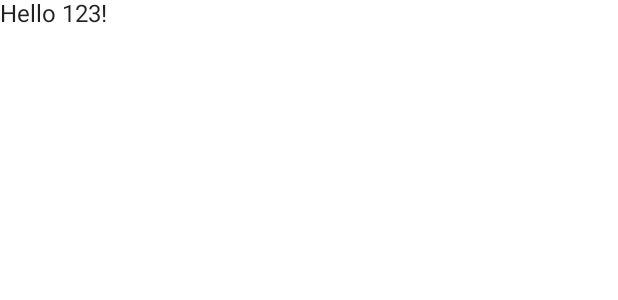
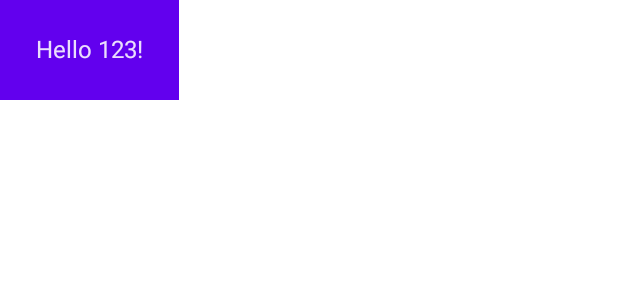
Before and after one commit to theodesp/jetpackComposeBasicApp, an Android app built with Jetpack Compose: the @Preview function DefaultPreview, on a phone screen of 412 x 824 dp. Shown: the top 300 px of the screen. Run offline under Robolectric (Android 15) with nearby library versions, the phone set to English and light mode, and no system bars.

Commit message:
Add Text styles
Signed-off-by: theodesp <328805+theodesp@users.noreply.github.com>

```diff
--- a/app/src/main/java/com/thdespou/basicComposeApp/MainActivity.kt
+++ b/app/src/main/java/com/thdespou/basicComposeApp/MainActivity.kt
@@ -4,12 +4,14 @@ import android.os.Bundle
 import androidx.activity.ComponentActivity
 import androidx.activity.compose.setContent
 import androidx.compose.foundation.layout.fillMaxSize
+import androidx.compose.foundation.layout.padding
 import androidx.compose.material.MaterialTheme
 import androidx.compose.material.Surface
 import androidx.compose.material.Text
 import androidx.compose.runtime.Composable
 import androidx.compose.ui.Modifier
 import androidx.compose.ui.tooling.preview.Preview
+import androidx.compose.ui.unit.dp
 import com.thdespou.basicComposeApp.ui.theme.BasicComposeAppTheme
 
 class MainActivity : ComponentActivity() {
@@ -17,21 +19,27 @@ class MainActivity : ComponentActivity() {
         super.onCreate(savedInstanceState)
         setContent {
             BasicComposeAppTheme {
-                // A surface container using the 'background' color from the theme
-                Surface(
-                    modifier = Modifier.fillMaxSize(),
-                    color = MaterialTheme.colors.background
-                ) {
-                    Greeting("Android")
-                }
+                MyApp()
             }
         }
     }
 }
 
 @Composable
+fun MyApp() {
+    Surface(
+        modifier = Modifier.fillMaxSize(),
+        color = MaterialTheme.colors.background
+    ) {
+        Greeting("Android")
+    }
+}
+
+@Composable
 fun Greeting(name: String) {
-    Text(text = "Hello $name!")
+    Surface(color = MaterialTheme.colors.primary) {
+        Text(text = "Hello $name!", modifier = Modifier.padding(24.dp))
+    }
 }
 
 @Preview(showBackground = true)
```
